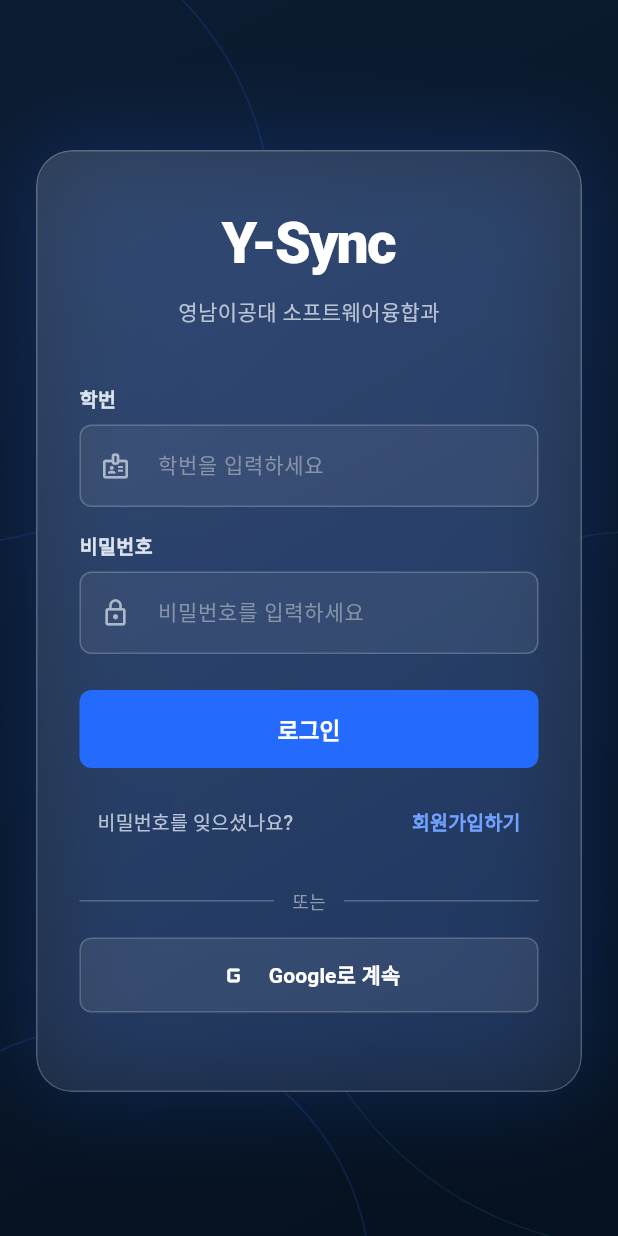
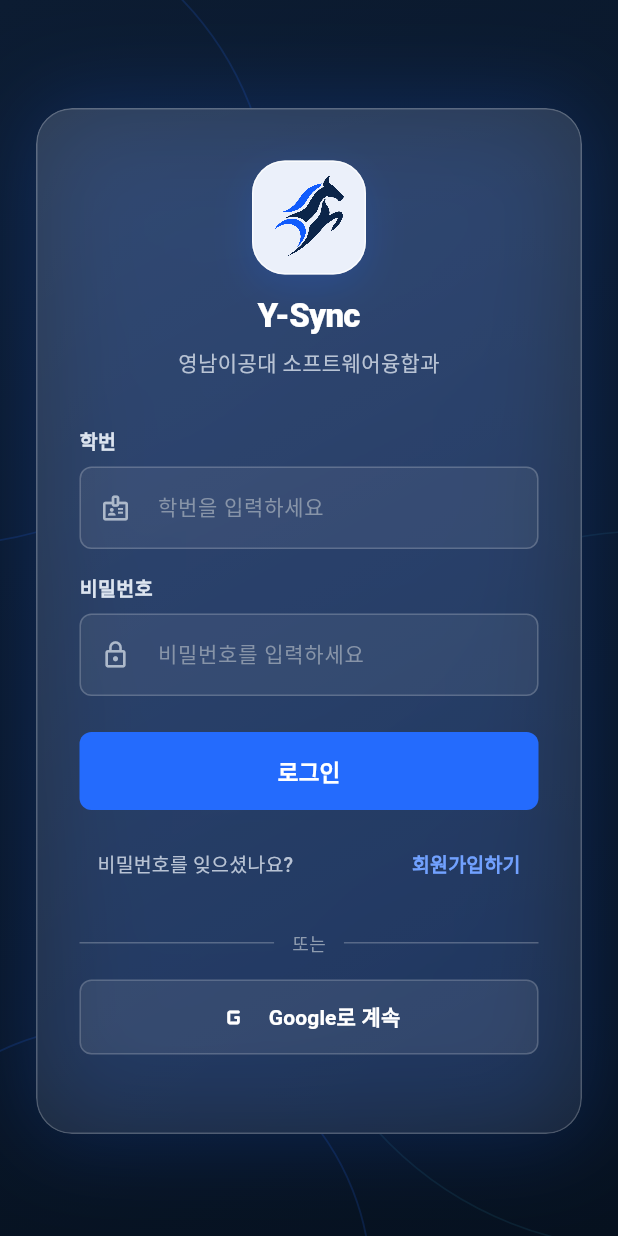
Before and after one commit to JinsuBae2/y-sync, a Flutter app: the screen it shows after launch, on a phone screen of 412 x 824 dp. Run offline on Flutter 3.47's test engine with Material 3 defaults, Android fonts, the phone set to English and light mode, and no system bars; our stand-ins replace dio, file_picker, firebase_core, firebase_messaging, flutter_local_notifications, flutter_riverpod and 3 more; missing offline and left inert: dart:html, time_planner; accounts and stored records are empty.

Commit message:
feat: 천마 브랜드 로고 전면 적용

```diff
--- a/frontend/lib/screens/home_screen.dart
+++ b/frontend/lib/screens/home_screen.dart
@@ -8,6 +8,7 @@ import '../models/notice.dart';
 import '../providers/auth_provider.dart';
 import '../providers/home_provider.dart';
 import '../providers/notice_provider.dart';
+import '../widgets/brand_logo.dart';
 import '../widgets/notification_action_button.dart';
 import 'deep_link_loading_screen.dart';
 
@@ -358,6 +359,8 @@ class _HomeHeader extends StatelessWidget {
       children: [
         Row(
           children: [
+            const BrandLogo(size: 40, padding: 3),
+            const SizedBox(width: 8),
             const Text(
               'Y-Sync',
               style: TextStyle(
--- a/frontend/lib/screens/login_screen.dart
+++ b/frontend/lib/screens/login_screen.dart
@@ -311,16 +311,51 @@ class _LoginScreenState extends ConsumerState<LoginScreen> {
                             mainAxisSize: MainAxisSize.min,
                             crossAxisAlignment: CrossAxisAlignment.center,
                             children: [
+                              Semantics(
+                                image: true,
+                                label: 'Y-Sync 천마 로고',
+                                child: Container(
+                                  width: 76,
+                                  height: 76,
+                                  padding: const EdgeInsets.all(6),
+                                  decoration: BoxDecoration(
+                                    color: const Color(
+                                      0xFFF3F7FF,
+                                    ).withValues(alpha: 0.96),
+                                    borderRadius: BorderRadius.circular(22),
+                                    border: Border.all(
+                                      color: Colors.white.withValues(
+                                        alpha: 0.7,
+                                      ),
+                                    ),
+                                    boxShadow: [
+                                      BoxShadow(
+                                        color: AppDesignTokens.blue.withValues(
+                                          alpha: 0.2,
+                                        ),
+                                        blurRadius: 22,
+                                        offset: const Offset(0, 8),
+                                      ),
+                                    ],
+                                  ),
+                                  child: Image.asset(
+                                    'assets/branding/cheonma_logo.png',
+                                    fit: BoxFit.contain,
+                                    filterQuality: FilterQuality.high,
+                                  ),
+                                ),
+                              ),
+                              const SizedBox(height: 12),
                               const Text(
                                 'Y-Sync',
                                 style: TextStyle(
-                                  fontSize: 38,
-                                  fontWeight: FontWeight.w900,
+                                  fontSize: 22,
+                                  fontWeight: FontWeight.w800,
                                   color: Colors.white,
-                                  letterSpacing: -1.2,
+                                  letterSpacing: -0.5,
                                 ),
                               ),
-                              const SizedBox(height: 8),
+                              const SizedBox(height: 5),
                               const Text(
                                 '영남이공대 소프트웨어융합과',
                                 style: TextStyle(
@@ -329,7 +364,7 @@ class _LoginScreenState extends ConsumerState<LoginScreen> {
                                   fontWeight: FontWeight.w500,
                                 ),
                               ),
-                              const SizedBox(height: 38),
+                              const SizedBox(height: 32),
                               _buildInputField(
                                 controller: _loginIdController,
                                 label: '학번',
--- a/frontend/pubspec.yaml
+++ b/frontend/pubspec.yaml
@@ -77,6 +77,9 @@ flutter:
   # the material Icons class.
   uses-material-design: true
 
+  assets:
+    - assets/branding/cheonma_logo.png
+
   # To add assets to your application, add an assets section, like this:
   # assets:
   #   - images/a_dot_burr.jpeg
```
Also changed, not shown: frontend/lib/screens/admin_dashboard_screen.dart (+2 -10 lines), frontend/lib/screens/main_tab_screen.dart (+2 -12 lines), frontend/lib/screens/splash_screen.dart (+11 -4 lines), frontend/lib/widgets/brand_logo.dart (added, +35 -0 lines), frontend/assets/branding/cheonma_logo.png (added), 27 other files.
